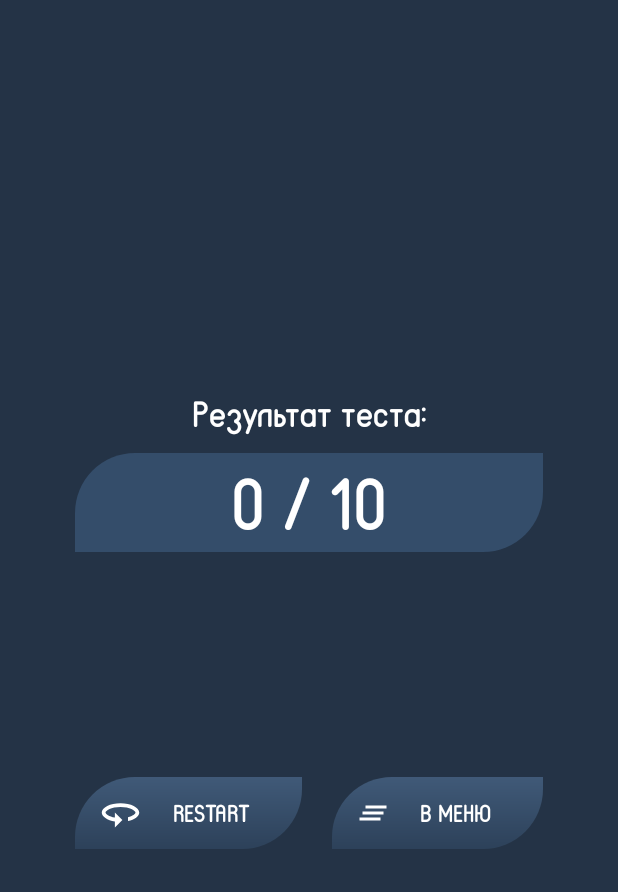
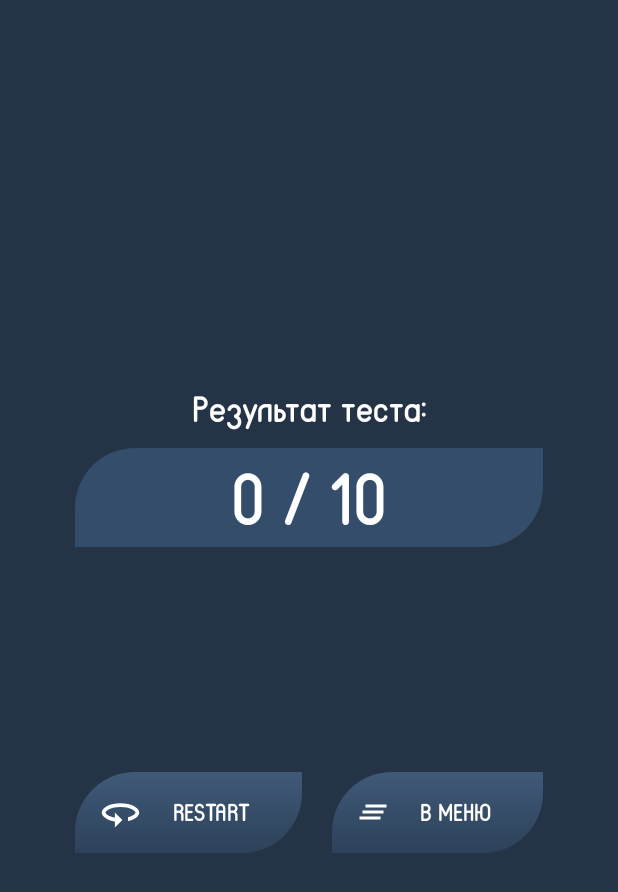
Before and after one commit to VasiliFralou/STesting, an Android app: the ResultTestFragment screen opened through its navigation route, on a phone screen of 412 x 824 dp. Shown: the top 892 px of the screen. Run offline under Robolectric (Android 15) with nearby library versions, the phone set to English and light mode, and no system bars; our stand-ins replace Firebase (no records; nobody signed in at launch, a user with empty details on screens opened directly), Room's generated code.

Commit message:
Update to 0.0.13 (13)

```diff
--- a/app/src/main/java/by/vfdev/stesting/UI/MainFragment.kt
+++ b/app/src/main/java/by/vfdev/stesting/UI/MainFragment.kt
@@ -33,7 +33,7 @@ class MainFragment : Fragment() {
 
         navController = view.findNavController()
 
-        tvWelcome.text = "Добро пожаловать, ${viewModel.currentUser}"
+        tvWelcome.text = viewModel.currentUser
 
         Log.d("!!!", viewModel.questionList.toString())
 
--- a/app/src/main/java/by/vfdev/stesting/UI/GlobalResultsFragment.kt
+++ b/app/src/main/java/by/vfdev/stesting/UI/results/GlobalResultsFragment.kt
@@ -1,4 +1,4 @@
-package by.vfdev.stesting.UI
+package by.vfdev.stesting.UI.results
 
 import android.os.Bundle
 import androidx.fragment.app.Fragment
--- a/app/src/main/java/by/vfdev/stesting/UI/MyResultsFragment.kt
+++ b/app/src/main/java/by/vfdev/stesting/UI/results/MyResultsFragment.kt
@@ -1,4 +1,4 @@
-package by.vfdev.stesting.UI
+package by.vfdev.stesting.UI.results
 
 import android.os.Bundle
 import androidx.fragment.app.Fragment
--- a/app/src/main/java/by/vfdev/stesting/UI/ResultsFragment.kt
+++ b/app/src/main/java/by/vfdev/stesting/UI/results/ResultsFragment.kt
@@ -1,4 +1,4 @@
-package by.vfdev.stesting.UI
+package by.vfdev.stesting.UI.results
 
 import android.os.Bundle
 import androidx.fragment.app.Fragment
@@ -6,6 +6,7 @@ import android.view.LayoutInflater
 import android.view.View
 import android.view.ViewGroup
 import by.vfdev.stesting.R
+import by.vfdev.stesting.UI.ViewPagerAdapter
 import kotlinx.android.synthetic.main.fragment_results.*
 
 class ResultsFragment : Fragment() {
--- a/app/src/main/res/layout/fragment_my_results.xml
+++ b/app/src/main/res/layout/fragment_my_results.xml
@@ -6,7 +6,7 @@
     android:layout_width="match_parent"
     android:layout_height="match_parent"
     android:background="@color/mainBackground"
-    tools:context=".UI.MyResultsFragment">
+    tools:context=".UI.results.MyResultsFragment">
 
     <TextView
         android:id="@+id/tvMyResult"
--- a/app/src/main/res/layout/fragment_result_test.xml
+++ b/app/src/main/res/layout/fragment_result_test.xml
@@ -5,7 +5,7 @@
     xmlns:tools="http://schemas.android.com/tools"
     android:layout_width="match_parent"
     android:layout_height="match_parent"
-    tools:context=".UI.ResultTestFragment"
+    tools:context=".UI.test.ResultTestFragment"
     android:background="@color/mainBackground">
 
     <LinearLayout
@@ -23,11 +23,11 @@
             android:layout_width="match_parent"
             android:layout_height="wrap_content"
             android:fontFamily="@font/reef"
-            android:text="Результат теста:"
+            android:text="@string/titleResultTest"
             android:textAlignment="center"
             android:textColor="@color/white"
             android:layout_marginBottom="10dp"
-            android:textSize="24dp" />
+            android:textSize="24sp" />
 
         <TextView
             android:id="@+id/tvResult"
@@ -35,7 +35,7 @@
             android:layout_height="wrap_content"
             android:background="@drawable/rbgroup"
             android:fontFamily="@font/reef"
-            android:text="0"
+            android:text="@string/scoreTest"
             android:textAlignment="center"
             android:textColor="@color/white"
             android:textSize="48sp" />
@@ -52,32 +52,34 @@
                 android:layout_width="wrap_content"
                 android:layout_height="wrap_content"
                 android:layout_weight="1"
-                android:layout_marginRight="10dp"
+                android:layout_marginEnd="10dp"
                 android:background="@drawable/btn"
-                android:drawableLeft="@drawable/ic_restart"
+                android:drawableStart="@drawable/ic_restart"
                 android:fontFamily="@font/reef"
                 android:paddingLeft="15dp"
                 android:paddingRight="15dp"
-                android:text="restart"
+                android:text="@string/textRestartBtn"
                 android:textColor="@color/white"
                 android:textSize="16sp"
-                android:textStyle="bold" />
+                android:textStyle="bold"
+                style="?android:attr/buttonBarButtonStyle" />
 
             <Button
                 android:id="@+id/btnGoToMenu"
                 android:layout_width="wrap_content"
                 android:layout_height="wrap_content"
                 android:layout_weight="1"
-                android:layout_marginLeft="10dp"
+                android:layout_marginStart="10dp"
                 android:background="@drawable/btn"
-                android:drawableLeft="@drawable/ic_menu"
+                android:drawableStart="@drawable/ic_menu"
                 android:fontFamily="@font/reef"
                 android:paddingLeft="15dp"
                 android:paddingRight="15dp"
-                android:text="В меню"
+                android:text="@string/textGoToMenuBtn"
                 android:textColor="@color/white"
                 android:textSize="16sp"
-                android:textStyle="bold" />
+                android:textStyle="bold"
+                style="?android:attr/buttonBarButtonStyle" />
         </LinearLayout>
 
     </LinearLayout>
--- a/app/src/main/res/layout/fragment_results.xml
+++ b/app/src/main/res/layout/fragment_results.xml
@@ -1,12 +1,11 @@
 <?xml version="1.0" encoding="utf-8"?>
 <LinearLayout
     xmlns:android="http://schemas.android.com/apk/res/android"
-    xmlns:app="http://schemas.android.com/apk/res-auto"
     xmlns:tools="http://schemas.android.com/tools"
     android:layout_width="match_parent"
     android:layout_height="match_parent"
     android:orientation="vertical"
-    tools:context=".UI.ResultsFragment"
+    tools:context=".UI.results.ResultsFragment"
     android:background="@color/mainBackground">
 
     <androidx.viewpager2.widget.ViewPager2
--- a/app/src/main/res/navigation/nav_graph.xml
+++ b/app/src/main/res/navigation/nav_graph.xml
@@ -7,7 +7,7 @@
 
     <fragment
         android:id="@+id/testFragment"
-        android:name="by.vfdev.stesting.UI.TestFragment"
+        android:name="by.vfdev.stesting.UI.test.TestFragment"
         android:label="fragment_test"
         tools:layout="@layout/fragment_test" >
         <action
@@ -16,7 +16,7 @@
     </fragment>
     <fragment
         android:id="@+id/resultTestFragment"
-        android:name="by.vfdev.stesting.UI.ResultTestFragment"
+        android:name="by.vfdev.stesting.UI.test.ResultTestFragment"
         android:label="fragment_result_test"
         tools:layout="@layout/fragment_result_test" >
         <action
@@ -58,7 +58,7 @@
     </fragment>
     <fragment
         android:id="@+id/resultsFragment"
-        android:name="by.vfdev.stesting.UI.ResultsFragment"
+        android:name="by.vfdev.stesting.UI.results.ResultsFragment"
         android:label="fragment_results"
         tools:layout="@layout/fragment_results" >
         <action
@@ -75,12 +75,12 @@
         tools:layout="@layout/activity_splash_screen" />
     <fragment
         android:id="@+id/myResultsFragment"
-        android:name="by.vfdev.stesting.UI.MyResultsFragment"
+        android:name="by.vfdev.stesting.UI.results.MyResultsFragment"
         android:label="fragment_my_results"
         tools:layout="@layout/fragment_my_results" />
     <fragment
         android:id="@+id/globalResultsFragment"
-        android:name="by.vfdev.stesting.GlobalResultsFragment"
+        android:name="by.vfdev.stesting.UI.results.GlobalResultsFragment"
         android:label="fragment_global_results"
         tools:layout="@layout/fragment_global_results" />
 </navigation>
--- /dev/null
+++ b/app/src/main/res/values-night/strings.xml
@@ -0,0 +1,12 @@
+<?xml version="1.0" encoding="utf-8"?>
+<resources>
+    <string name="startTime">00:00</string>
+    <string name="currentQuestion">0 / 10</string>
+    <string name="textBackBtn">back</string>
+    <string name="textSkipBtn">skip</string>
+    <string name="textNextBtn">next</string>
+    <string name="titleResultTest">Результат теста:</string>
+    <string name="scoreTest">0</string>
+    <string name="textRestartBtn">restart</string>
+    <string name="textGoToMenuBtn">В меню</string>
+</resources>
--- a/app/src/main/res/values/strings.xml
+++ b/app/src/main/res/values/strings.xml
@@ -6,6 +6,15 @@
     <string name="welcome_message">Добро пожаловать, %1$s!</string>
     <string name="login_unsuccessful_msg">Вход не выполнен</string>
     <string name="login_successful_msg">Вход успешно выполнен</string>
-    <!-- TODO: Remove or change this placeholder text -->
     <string name="hello_blank_fragment">Hello blank fragment</string>
+    <string name="startTime">00:00</string>
+    <string name="currentQuestion">0 / 10</string>
+    <string name="textBackBtn">back</string>
+    <string name="textSkipBtn">skip</string>
+    <string name="textNextBtn">next</string>
+    <string name="titleResultTest">Результат теста:</string>
+    <string name="scoreTest">0</string>
+    <string name="textRestartBtn">restart</string>
+    <string name="textGoToMenuBtn">В меню</string>
+    <string name="todo">TODO</string>
 </resources>
```
Also changed, not shown: app/src/main/java/by/vfdev/stesting/UI/StuffTestingActivity.kt (+4 -9 lines), app/src/main/java/by/vfdev/stesting/UI/test/ResultTestFragment.kt (renamed from app/src/main/java/by/vfdev/stesting/UI/ResultTestFragment.kt, +2 -1 lines), app/src/main/java/by/vfdev/stesting/UI/test/TestFragment.kt (renamed from app/src/main/java/by/vfdev/stesting/UI/TestFragment.kt, +11 -11 lines), app/src/main/res/layout/fragment_test.xml (+27 -32 lines), app/src/main/res/mipmap-hdpi/ic_launcher.png (added), app/src/main/res/mipmap-mdpi/ic_launcher.png (added), app/src/main/res/mipmap-xhdpi/ic_launcher.png (added), app/src/main/res/mipmap-xxhdpi/ic_launcher.png (added), app/src/main/res/mipmap-xxxhdpi/ic_launcher.png (added).
